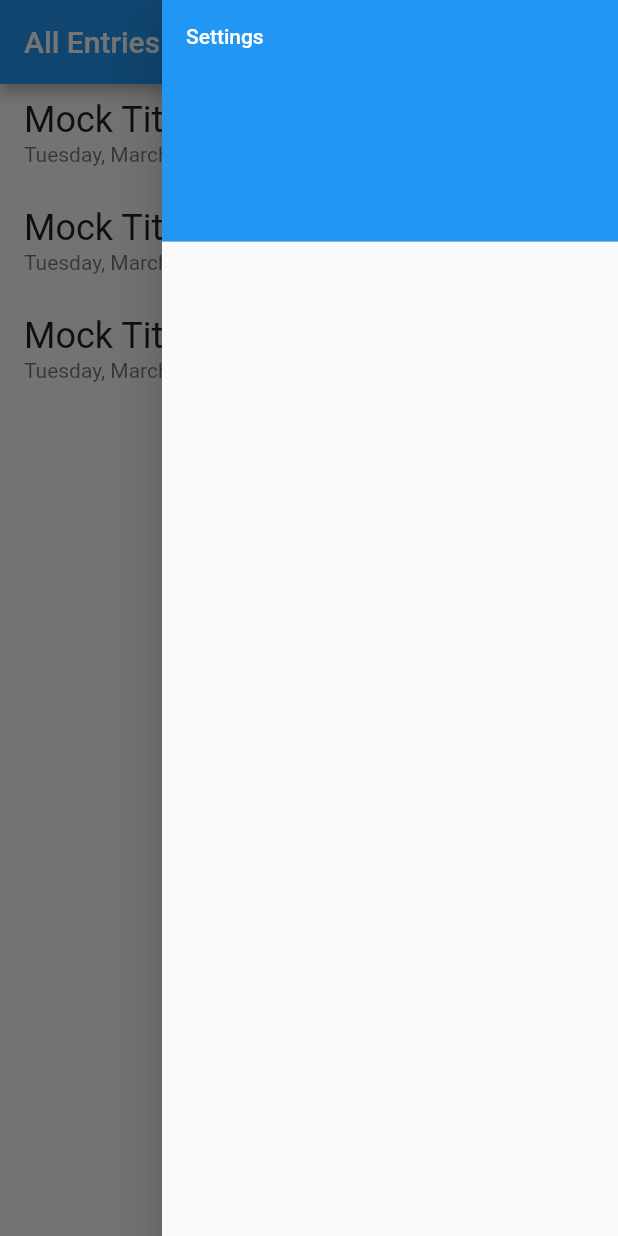
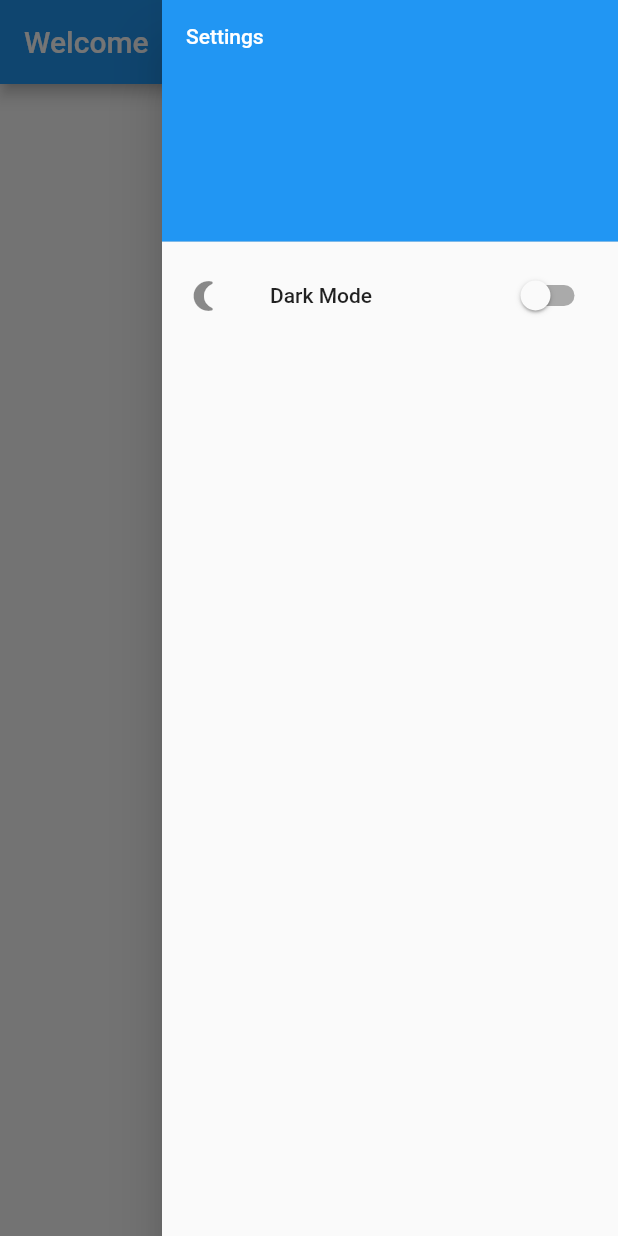
Before and after one commit to stuttskl/dia_uno, a Flutter app: the screen it shows after launch, in the side drawer, after a tap on the "settings" icon, on a phone screen of 412 x 824 dp. Run offline on Flutter 3.47's test engine with Material 2 defaults, Android fonts, the phone set to English and light mode, and no system bars; our stand-ins replace shared_preferences, sqflite; accounts and stored records are empty.

Commit message:
main feature work completed

```diff
--- a/lib/app.dart
+++ b/lib/app.dart
@@ -3,7 +3,6 @@ import 'package:dia_uno/widgets/journal_scaffold.dart';
 import 'package:flutter/material.dart';
 import 'package:shared_preferences/shared_preferences.dart';
 
-import 'screens/home.dart';
 import 'screens/new_entry.dart';
 import 'screens/journal_entry_list.dart';
 import 'screens/journal_entry.dart';
@@ -41,14 +40,13 @@ class _AppState extends State<App> {
       NewJournalEntry.routeName: (context) => NewJournalEntry(createQuery: widget.createQuery),
       JournalEntry.routeName: (context) => JournalEntry(createQuery: widget.createQuery),
       JournalEntries.routeName: (context) =>
-      JournalEntries(createQuery: widget.createQuery),
+      JournalEntries(createQuery: widget.createQuery, darkMode: darkTheme, toggleTheme: toggleTheme),
     };
 
     return MaterialApp(
       routes: routes,
-      title: 'Dia Uno',
-      home: JournalEntries(createQuery: 'hi', darkMode: darkTheme, toggleTheme: toggleTheme),
-      // home: JournalScaffold(darkMode: darkTheme, toggleTheme: toggleTheme),
+      title: 'Día Uno',
+      home: JournalEntries(createQuery: widget.createQuery, darkMode: darkTheme, toggleTheme: toggleTheme),
       theme: darkTheme ? ThemeData.dark() : ThemeData.light());
   }
 }
--- a/lib/models/journal.dart
+++ b/lib/models/journal.dart
@@ -6,6 +6,7 @@ class Journal {
   int get numberOfEntries => entries.length;
   bool get isEmpty => entries.isEmpty;
 
+  // returns an instance of an entry for a specified index
   Entry getEntry(int index) {
     return entries[index];
   }
--- a/lib/screens/journal_entry.dart
+++ b/lib/screens/journal_entry.dart
@@ -31,6 +31,12 @@ class JournalEntry extends StatelessWidget {
                 style: Theme.of(context).textTheme.bodyText2,
               ),
             ),
+            RichText(
+              text: TextSpan(
+                text: 'Rating: ' + args.rating.toString(),
+                style: Theme.of(context).textTheme.bodyText2,
+              ),
+            ),
           ],
         )
       )
--- a/lib/screens/journal_entry_list.dart
+++ b/lib/screens/journal_entry_list.dart
@@ -3,10 +3,8 @@ import 'package:flutter/material.dart';
 import 'package:sqflite/sqflite.dart';
 import 'package:intl/intl.dart';
 
-
 import '../models/entry.dart';
 import '../models/journal.dart';
-import '../widgets/all_entries_list.dart';
 import '../widgets/journal_scaffold.dart';
 
 class JournalEntries extends StatefulWidget {
@@ -16,7 +14,8 @@ class JournalEntries extends StatefulWidget {
   final toggleTheme;
 
   JournalEntries(
-      {Key key, @required this.createQuery, this.darkMode, this.toggleTheme});
+    {Key key, @required this.createQuery, this.darkMode, this.toggleTheme}
+  );
 
   @override
   _JournalEntriesState createState() => _JournalEntriesState();
@@ -33,6 +32,13 @@ class _JournalEntriesState extends State<JournalEntries> {
     loadJournal();
   }
 
+  @override
+  void didUpdateWidget(JournalEntries oldWidget) {
+    print("inside of didUpdateWidget");
+    super.didUpdateWidget(oldWidget);
+    loadJournal();
+  }
+
   goToNew(context, destination) {
     if (destination == 'newJournalEntry') {
       Navigator.pushNamed(context, 'newJournalEntry');
@@ -40,53 +46,33 @@ class _JournalEntriesState extends State<JournalEntries> {
   }
 
   void loadJournal() async {
-    print('create query in journal_entry_list.dart: ');
-    print(widget.createQuery);
+    // first create database table if not already exists
+    final Database database = await openDatabase('journal.sqlite3.db',
+        version: 1, onCreate: (Database db, int version) async {
+      await db.execute(widget.createQuery);
+    });
 
-    List<Entry> journalEntries = [
-      Entry(
-          id: 1,
-          title: 'Mock Title 1',
-          body: 'Mock Body 1',
-          rating: 1,
-          dateTime: DateTime.now()),
-      Entry(
-          id: 2,
-          title: 'Mock Title 2',
-          body: 'Mock Body 2',
-          rating: 1,
-          dateTime: DateTime.now()),
-      Entry(
-          id: 3,
-          title: 'Mock Title 3',
-          body: 'Mock Body 3',
-          rating: 1,
-          dateTime: DateTime.now()),
-    ];
+    // generate a map of all database rows
+    List<Map> journalRecords =
+      await database.rawQuery('SELECT * from journal_entries');
 
-    // final Database database = await openDatabase('journal.sqlite3.db',
-    //     version: 1, onCreate: (Database db, int version) async {
-    //   await db.execute(widget.createQuery);
-    // });
+    // map over all records and return as an Entry, saving as List
+    List<Entry> journalEntries = journalRecords.map((record) {
+      return Entry(
+          id: record['id'],
+          title: record['title'],
+          body: record['body'],
+          rating: record['rating'],
+          dateTime: DateTime.parse(record['dateTime']));
+    }).toList();
 
-    // get all journal entries from database
-    // List<Map> journalRecords =
-    //     await database.rawQuery('SELECT * from journal_entries');
-
-    // List<Entry> journalEntries = journalRecords.map((record) {
-    //   return Entry(
-    //       id: record['id'],
-    //       title: record['title'],
-    //       body: record['body'],
-    //       rating: record['rating'],
-    //       dateTime: DateTime.parse(record['dateTime']));
-    // }).toList();
-
+    // update state with journal entries
     setState(() {
       journal = Journal(entries: journalEntries);
     });
   }
 
+  // goes to a main journal entry page of a given id
   void goToFocusedEntry(context, destination, id) {
     if (destination == 'focusedEntry') {
       Navigator.pushNamed(context, 'focusedEntry',
@@ -103,70 +89,51 @@ class _JournalEntriesState extends State<JournalEntries> {
 
   @override
   Widget build(BuildContext context) {
-    print(journal.isEmpty);
-    // return JournalScaffold(
-    //   title: 'Welcome',
-    //   childWidget: Text('Welcome Child Widget'),
-    // );
+    // check first if journal is null to display a loading indicator
+    if (journal == null) {
+      return Container(
+        child: Column(
+          mainAxisAlignment: MainAxisAlignment.center,
+          children: [CircularProgressIndicator()],
+        ),
+      );
+    } else {
       return JournalScaffold(
+        darkMode: widget.darkMode,
+        toggleTheme: widget.toggleTheme,
+        // conditionally display title based on if journal isEmpty
         title: journal.isEmpty ? 'Welcome' : 'All Entries',
-        childWidget:
-            journal.isEmpty ? Column(mainAxisAlignment: MainAxisAlignment.center, children: [
-        Text('Welcome from Journal Scaffold'),
+        // conditionally display child widget based on if journal isEmpty
+        childWidget: journal.isEmpty ?
+          Column(
+            mainAxisAlignment: MainAxisAlignment.center,
+            children: [
+              Text('Welcome to Dia Uno'),
               Icon(Icons.book, size: 72.0),
-       ]) : journalList(context));
+            ]
+          ) : journalList(context)
+      );
+    }
   }
 
+  // journalList widget that uses ListView to display all entires
+  // returned from the database
   Widget journalList(BuildContext context) {
     return ListView.builder(
       itemCount: journal.numberOfEntries,
       itemBuilder: (context, index) {
         return ListTile(
-          title:
-            RichText(
+          title: RichText(
             text: TextSpan(
               text: journal.getEntry(index).title,
               style: Theme.of(context).textTheme.headline5,
             ),
           ),
-          subtitle: Text(DateFormat('yMMMMEEEEd')
-              .format(DateTime.parse(journal.getEntry(index).dateTime.toString()))),
-          onTap: () => goToFocusedEntry(context, 'focusedEntry', journal.getEntry(index).id - 1)
+          subtitle: Text(DateFormat('yMMMMEEEEd').format(
+              DateTime.parse(journal.getEntry(index).dateTime.toString()))),
+          onTap: () => goToFocusedEntry(
+            context, 'focusedEntry', journal.getEntry(index).id - 1));
+      }
     );
-        });
   }
-
-  // @override
-  // Widget build(BuildContext context) {
-  //   if (journal == null) {
-  //     return Container(
-  //       child: Column(
-  //         mainAxisAlignment: MainAxisAlignment.center,
-  //         children: [CircularProgressIndicator()],
-  //       ),
-  //     );
-  //   } else {
-  //     return Scaffold(
-  //       appBar: AppBar(title: Text('All Entires')),
-  //       body: LayoutBuilder(builder:
-  //           (BuildContext context, BoxConstraints viewportConstraints) {
-  //         return SingleChildScrollView(
-  //             child: Column(
-  //           mainAxisSize: MainAxisSize.min,
-  //           mainAxisAlignment: MainAxisAlignment.start,
-  //           children: <Widget>[
-  //             AllEntriesList(list: journal.entries),
-  //           ],
-  //         ));
-  //       }),
-  //       floatingActionButton: FloatingActionButton(
-  //         onPressed: () => goToNew(context, 'newJournalEntry'),
-  //         tooltip: 'New Journal Entry',
-  //         child: const Icon(Icons.add),
-  //         backgroundColor: Colors.teal,
-  //         focusColor: Colors.tealAccent,
-  //       ),
-  //     );
-  //   }
-  // }
 }
```
Also changed, not shown: lib/main.dart (+9 -9 lines), lib/screens/home.dart (deleted, +0 -81 lines), lib/widgets/journal_entry_form.dart (+6 -6 lines), lib/widgets/journal_scaffold.dart (+6 -13 lines). Lines whose indentation alone changed are shown as unchanged.
